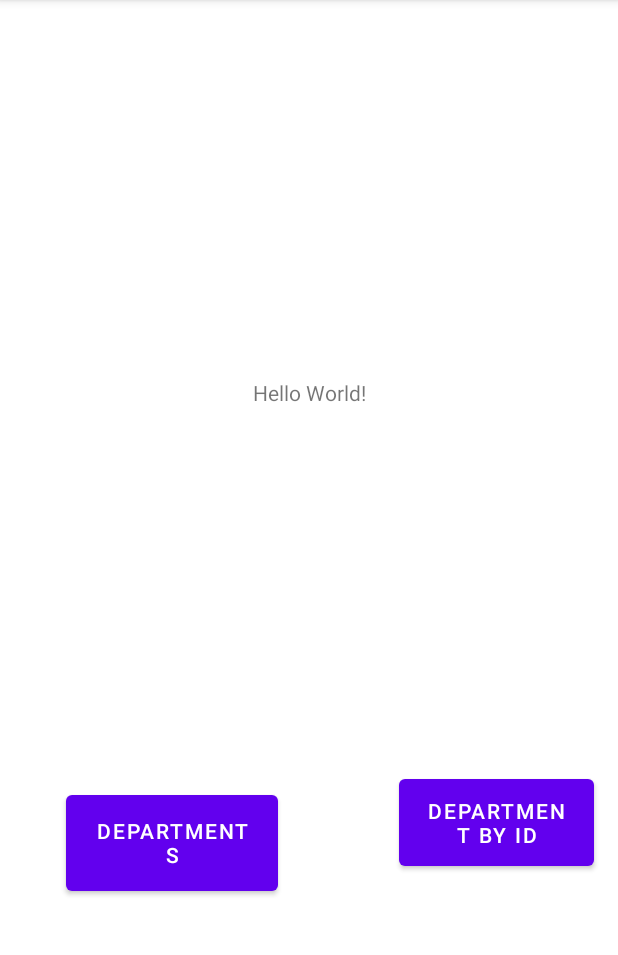
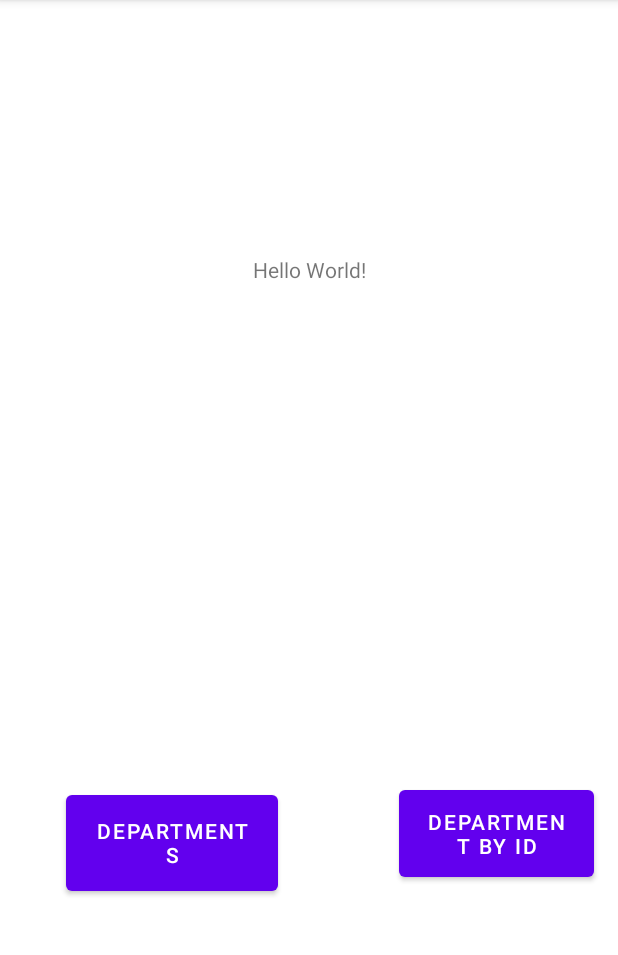
Before and after one commit to SelimHorri/project-tracking-system-mobile-frontend-app, an Android app: the screen it shows after launch (MainActivity), on a phone screen of 412 x 824 dp, the part 84-1039 px from its top. Run offline under Robolectric (Android 15) with nearby library versions, the phone set to English and light mode, and no system bars; 1 statement that could not run was skipped.

```diff
--- a/app/src/main/java/com/selimhorri/pack/MainActivity.java
+++ b/app/src/main/java/com/selimhorri/pack/MainActivity.java
@@ -5,7 +5,10 @@ import androidx.appcompat.app.AppCompatActivity;
 import android.os.Bundle;
 import android.widget.Button;
 import android.widget.TextView;
+import android.widget.Toast;
 
+import com.selimhorri.pack.model.dto.Department;
+import com.selimhorri.pack.model.dto.Location;
 import com.selimhorri.pack.service.DepartmentService;
 import com.selimhorri.pack.service.impl.dynmc.DepartmentServiceDynamicImpl;
 import com.selimhorri.pack.service.impl.sttc.DepartmentServiceStaticImpl;
@@ -19,7 +22,7 @@ public class MainActivity extends AppCompatActivity {
     private Button btnDepartmentById;
 
     public MainActivity() {
-        departmentService = new DepartmentServiceStaticImpl();
+        departmentService = new DepartmentServiceStaticImpl(MainActivity.this);
     }
 
     @Override
@@ -31,6 +34,10 @@ public class MainActivity extends AppCompatActivity {
         this.btnDepartments = findViewById(R.id.btnGetDepartmentsId);
         this.btnDepartmentById = findViewById(R.id.btnGetDepartmentById);
 
+        // this.departmentService.save(new Department(2, "HELOOOO", new Location()));
+        // this.departmentService.update(new Department(25, "HELOOOO", new Location()));
+        this.departmentService.deleteById(26);
+
         this.btnDepartments.setOnClickListener(v -> this.textView.setText(this.departmentService.findAll().getCollection().toString()));
         this.btnDepartmentById.setOnClickListener(v -> this.textView.setText(this.departmentService.findById(1).toString()));
 
--- a/app/src/main/java/com/selimhorri/pack/service/impl/sttc/DepartmentServiceStaticImpl.java
+++ b/app/src/main/java/com/selimhorri/pack/service/impl/sttc/DepartmentServiceStaticImpl.java
@@ -1,4 +1,7 @@
 package com.selimhorri.pack.service.impl.sttc;
+
+import android.content.Context;
+import android.widget.Toast;
 
 import com.selimhorri.pack.model.collection.DtoCollection;
 import com.selimhorri.pack.model.dto.Department;
@@ -13,9 +16,11 @@ import java.util.TreeMap;
 
 public class DepartmentServiceStaticImpl implements DepartmentService {
 
+    private final Context context;
     private static SortedMap<Integer, Department> depts;
 
-    public DepartmentServiceStaticImpl() {
+    public DepartmentServiceStaticImpl(final Context context) {
+        this.context = context;
         depts = new TreeMap<>();
         depts.put(1, new Department(1, "billing", new Location()));
         depts.put(2, new Department(2, "DWH", new Location()));
@@ -35,6 +40,10 @@ public class DepartmentServiceStaticImpl implements DepartmentService {
 
     @Override
     public Department findById(final Integer departmentId) {
+
+        if (!depts.containsKey(departmentId))
+            throw new RuntimeException("#### Department does not exist! ####");
+
         return depts.get(departmentId);
     }
 
@@ -63,6 +72,10 @@ public class DepartmentServiceStaticImpl implements DepartmentService {
 
     @Override
     public void deleteById(final Integer departmentId) {
+
+        if (!depts.containsKey(departmentId))
+            throw new RuntimeException("#### department does not exist! ####");
+
         depts.remove(departmentId);
     }
 
--- a/app/src/main/res/layout/activity_main.xml
+++ b/app/src/main/res/layout/activity_main.xml
@@ -8,14 +8,15 @@
 
     <TextView
         android:id="@+id/textView"
-        android:layout_width="169dp"
-        android:layout_height="112dp"
+        android:layout_width="164dp"
+        android:layout_height="293dp"
         android:gravity="center"
         android:text="Hello World!"
         app:layout_constraintBottom_toTopOf="@+id/btnGetDepartmentsId"
         app:layout_constraintEnd_toEndOf="parent"
         app:layout_constraintStart_toStartOf="parent"
-        app:layout_constraintTop_toTopOf="parent" />
+        app:layout_constraintTop_toTopOf="parent"
+        app:layout_constraintVertical_bias="0.144" />
 
     <Button
         android:id="@+id/btnGetDepartmentsId"
```
